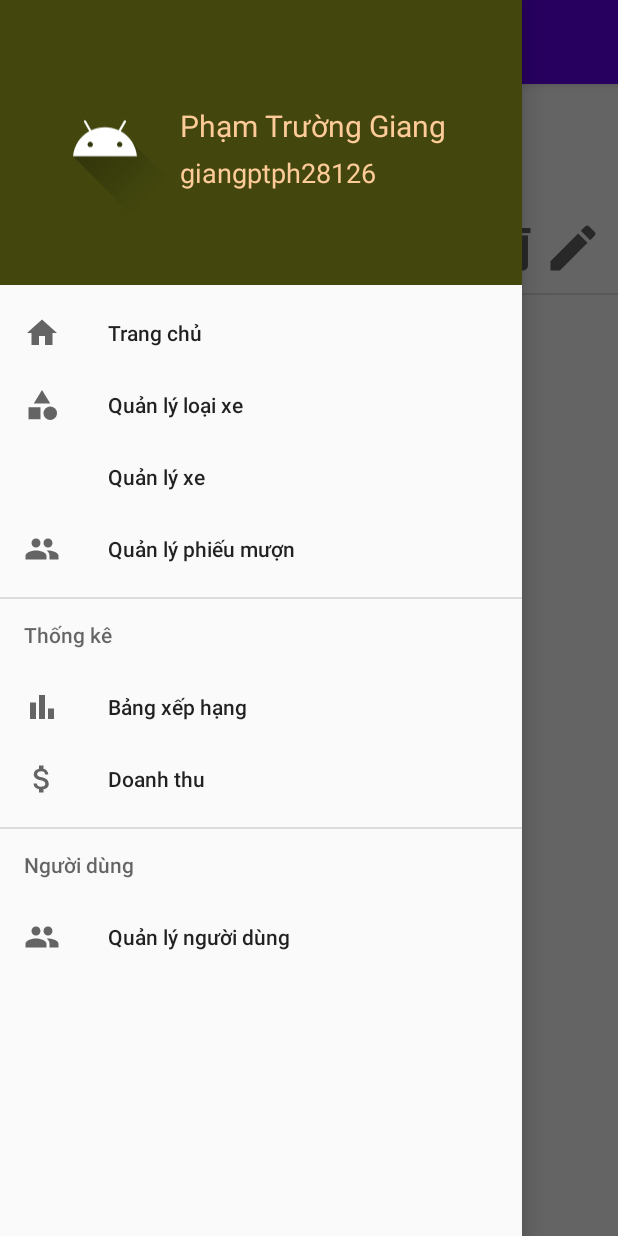
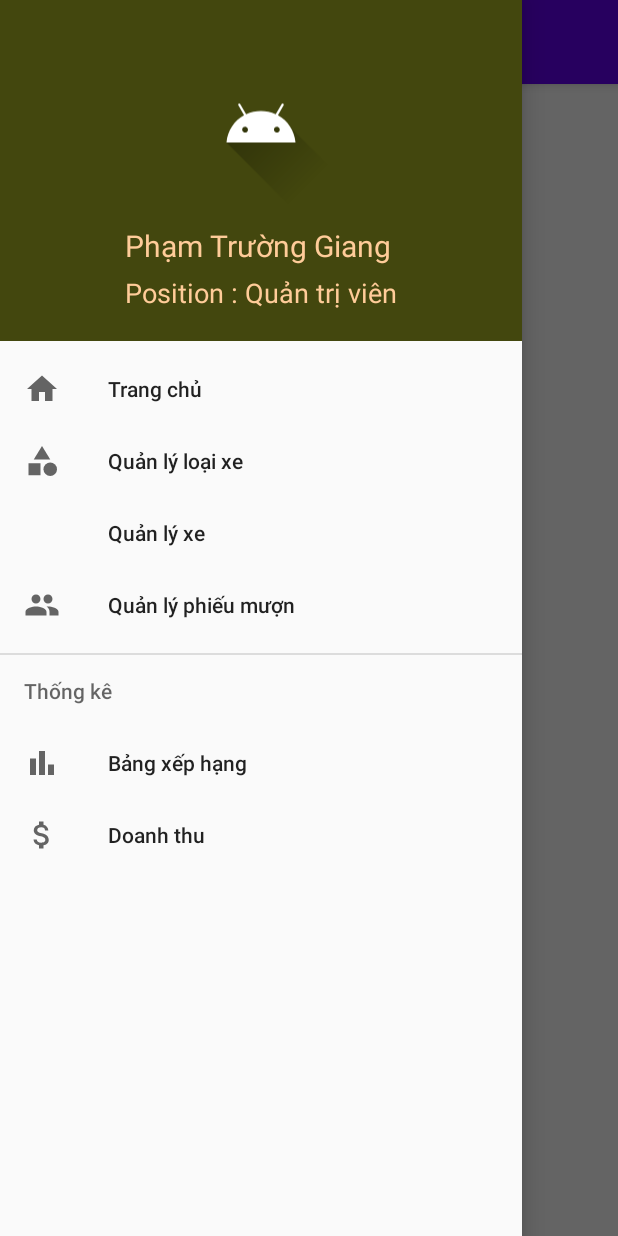
Before and after one commit to PhamTrGiang/Quan_ly_thue_xe, an Android app: the fragment Frag_users placed in its activity, with the side drawer open, on a phone screen of 412 x 824 dp. Run offline under Robolectric (Android 15) with nearby library versions, the phone set to English and light mode, and no system bars; 7 statements that could not run were skipped.

Commit message:
Giang_Login

```diff
--- a/app/src/main/java/com/example/quan_ly_thue_xe/Account/LoginActivity.java
+++ b/app/src/main/java/com/example/quan_ly_thue_xe/Account/LoginActivity.java
@@ -28,7 +28,7 @@ public class LoginActivity extends AppCompatActivity {
         edPassword = findViewById(R.id.edPassword);
         btnLogin = findViewById(R.id.btnAccess);
         dao = new UsersDAO(this);
-        dao.insert(new Users("Phạm Trường Giang","0123456789","04352346","admin","admin",1));
+        dao.insert(new Users("Phạm Trường Giang","0123456789","04352346","admin","admin",3));
         btnLogin.setOnClickListener(new View.OnClickListener() {
             @Override
             public void onClick(View v) {
--- a/app/src/main/java/com/example/quan_ly_thue_xe/Adapter/Users_Adapter.java
+++ b/app/src/main/java/com/example/quan_ly_thue_xe/Adapter/Users_Adapter.java
@@ -1,12 +1,16 @@
 package com.example.quan_ly_thue_xe.Adapter;
+
 
 import android.content.Context;
 import android.view.LayoutInflater;
 import android.view.View;
 import android.view.ViewGroup;
 import android.widget.ArrayAdapter;
-import android.widget.ImageView;
+
+import android.widget.LinearLayout;
+import android.widget.Spinner;
 import android.widget.TextView;
+import android.widget.Toast;
 
 import androidx.annotation.NonNull;
 import androidx.annotation.Nullable;
@@ -14,7 +18,7 @@ import androidx.annotation.Nullable;
 
 import com.example.quan_ly_thue_xe.Fragment.Frag_users;
 
-import com.example.quan_ly_thue_xe.Model.Categories;
+
 import com.example.quan_ly_thue_xe.Model.Users;
 import com.example.quan_ly_thue_xe.R;
 
@@ -24,8 +28,9 @@ public class Users_Adapter extends ArrayAdapter<Users> {
     private Context context;
     Frag_users fragment;
     private ArrayList<Users> list;
-    TextView tvName;
-    ImageView imgDel,imgEdit;
+    TextView tvUsername,tvPosition;
+    LinearLayout lnUser;
+
 
     public Users_Adapter(@NonNull Context context, Frag_users fragment, ArrayList<Users> list) {
         super(context, 0,list);
@@ -40,19 +45,35 @@ public class Users_Adapter extends ArrayAdapter<Users> {
         View v = convertView;
         if (v==null){
             LayoutInflater inflater = (LayoutInflater)context.getSystemService(Context.LAYOUT_INFLATER_SERVICE);
-            v = inflater.inflate(R.layout.item_categories,null);
+            v = inflater.inflate(R.layout.item_users,null);
         }
         final Users item = list.get(position);
         if(item!=null){
-            tvName = v.findViewById(R.id.tvName);
-
-            tvName.setText(item.getName());
-            imgDel=v.findViewById(R.id.imgDel);
-            imgEdit=v.findViewById(R.id.imgEdit);
+            String Position;
+            tvUsername = v.findViewById(R.id.tvUser);
+            tvPosition = v.findViewById(R.id.tvPosition);
+            lnUser = v.findViewById(R.id.itemUser);
+            if(item.getStatus()==1){
+                Position = "Khách hàng";
+            }else if (item.getStatus()==2){
+                Position = "Nhân viên";
+            }else{
+                Position = "Quản trị viên";
+            }
+            tvUsername.setText("Username : "+item.getId());
+            tvPosition.setText("Chức vụ : "+Position);
+            lnUser.setOnLongClickListener(new View.OnLongClickListener() {
+                @Override
+                public boolean onLongClick(View v) {
+                    fragment.openDialog(getContext(),item);
+                    return false;
+                }
+            });
         }
-
         return v;
     }
 
 
+
+
 }
--- a/app/src/main/java/com/example/quan_ly_thue_xe/Framentkhachhang/MainActivity.java
+++ b/app/src/main/java/com/example/quan_ly_thue_xe/Framentkhachhang/MainActivity.java
@@ -13,23 +13,31 @@ import androidx.fragment.app.FragmentManager;
 
 import android.Manifest;
 import android.content.Intent;
+import android.content.SharedPreferences;
 import android.content.pm.PackageManager;
 import android.os.Build;
 import android.os.Bundle;
 import android.view.MenuItem;
 import android.view.View;
+import android.widget.TextView;
 
+import com.example.quan_ly_thue_xe.DAO.UsersDAO;
 import com.example.quan_ly_thue_xe.Fragment.Frag_categories;
 import com.example.quan_ly_thue_xe.Fragment.Frag_home;
 import com.example.quan_ly_thue_xe.Fragment.Frag_users;
 import com.example.quan_ly_thue_xe.Fragment.Frag_vehicles;
+import com.example.quan_ly_thue_xe.Model.Users;
 import com.example.quan_ly_thue_xe.R;
 import com.google.android.material.navigation.NavigationView;
+
 
 public class MainActivity extends AppCompatActivity {
     DrawerLayout drawerLayout;
     Toolbar toolbar;
     View mHeaderView;
+    UsersDAO dao;
+    TextView tvUser , tvPosition;
+
     @Override
     protected void onCreate(Bundle savedInstanceState) {
         super.onCreate(savedInstanceState);
@@ -43,12 +51,36 @@ public class MainActivity extends AppCompatActivity {
         ab.setDisplayHomeAsUpEnabled(true);
         Frag_home frg_home = new Frag_home();
         replaceFrg̣̣(frg_home);
+        dao = new UsersDAO(this);
         phanQuyen();
+        SharedPreferences pref = getSharedPreferences("USER_FILE",MODE_PRIVATE);
+        String id = pref.getString("id",null);
+        Users obj = dao.getId(id);
 
 
 
         NavigationView nav = findViewById(R.id.nvView);
         mHeaderView = nav.getHeaderView(0);
+        tvUser = mHeaderView.findViewById(R.id.tvUser);
+        tvPosition = mHeaderView.findViewById(R.id.tvPosition);
+        tvUser.setText("Username : "+obj.getId());
+        String Position;
+        if(obj.getStatus()==1){
+            Position = "Khách hàng";
+        }else if (obj.getStatus()==2){
+            Position = "Nhân viên";
+        }else{
+            Position = "Quản trị viên";
+        }
+        tvPosition.setText("Position : "+Position);
+
+
+        if(obj.getStatus()==3){
+            nav.getMenu().findItem(R.id.iUser).setVisible(true);
+        }else{
+            nav.getMenu().findItem(R.id.iUser).setVisible(false);
+        }
+
 
         ActionBarDrawerToggle toggle = new ActionBarDrawerToggle(this, drawerLayout,toolbar,R.string.navigationdrawer_open,R.string.navigationdrawer_close);
         drawerLayout.addDrawerListener(toggle);
--- a/app/src/main/res/layout/item_spinner.xml
+++ b/app/src/main/res/layout/item_spinner.xml
@@ -5,7 +5,8 @@
     <TextView
         android:id="@+id/tvItemspinner"
         android:text="Name"
-        android:textSize="25dp"
+        android:textSize="20dp"
+        android:textColor="@color/black"
         android:layout_width="match_parent"
         android:layout_height="wrap_content"
         android:padding="5dp"/>
--- a/app/src/main/res/layout/nav_header.xml
+++ b/app/src/main/res/layout/nav_header.xml
@@ -8,13 +8,14 @@
     <LinearLayout
         android:layout_width="match_parent"
         android:layout_height="wrap_content"
-        android:orientation="horizontal"
+        android:orientation="vertical"
+        android:gravity="center"
         >
 
         <ImageView
             android:id="@+id/imageView2"
-            android:layout_width="100dp"
-            android:layout_height="150dp"
+            android:layout_width="wrap_content"
+            android:layout_height="130dp"
             android:src="@drawable/ic_launcher_foreground"/>
 
         <LinearLayout
@@ -28,11 +29,10 @@
                 android:layout_height="wrap_content"
                 android:text="Phạm Trường Giang"
                 android:textColor="#FFCC99"
-                android:textSize="20dp"
-                android:layout_marginTop="50dp"/>
+                android:textSize="20dp" />
 
             <TextView
-                android:id="@+id/tv"
+                android:id="@+id/tvPosition"
                 android:layout_width="match_parent"
                 android:layout_height="wrap_content"
                 android:layout_marginTop="5dp"
--- a/app/src/main/res/menu/nav_menu.xml
+++ b/app/src/main/res/menu/nav_menu.xml
@@ -30,7 +30,9 @@
                 android:title="Doanh thu"/>
         </menu>
     </item>
-    <item android:title="Người dùng">
+    <item android:title="Người dùng"
+        android:id="@+id/iUser"
+        android:visible="false">
         <menu>
             <item
                 android:id="@+id/nav_users"
```
Also changed, not shown: app/src/main/java/com/example/quan_ly_thue_xe/Adapter/SpinAdapter_Position.java (added, +51 -0 lines), app/src/main/java/com/example/quan_ly_thue_xe/Fragment/Frag_users.java (+55 -5 lines), app/src/main/java/com/example/quan_ly_thue_xe/Framentkhachhang/Fragment_settinh.java (+26 -19 lines), app/src/main/res/layout/dig_users.xml (added, +64 -0 lines), app/src/main/res/layout/fragment_settinh.xml (+27 -23 lines), app/src/main/res/layout/item_users.xml (added, +25 -0 lines).
